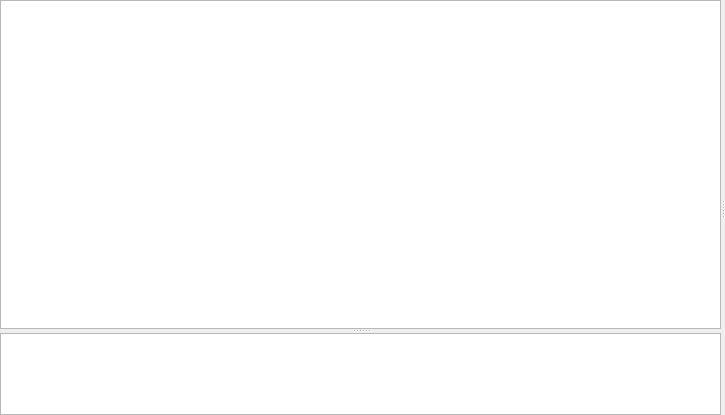
Before: the Qt Designer form omodsim/controls/scriptcontrol.ui in sanny32/OpenModSim, drawn with Qt 5.
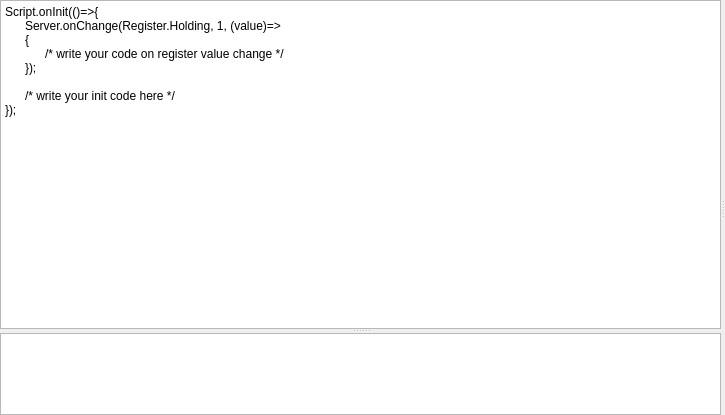
After: the same form once the commit is applied. Custom widgets are drawn as their Qt base class.

The edit to the form file:
```diff
--- a/omodsim/controls/scriptcontrol.ui
+++ b/omodsim/controls/scriptcontrol.ui
@@ -46,7 +46,14 @@
         </sizepolicy>
        </property>
        <property name="plainText">
-        <string/>
+        <string>Script.onInit(()=&gt;{
+	Server.onChange(Register.Holding, 1, (value)=&gt;
+	{
+		/* write your code on register value change */
+	});
+
+	/* write your init code here */
+});</string>
        </property>
        <property name="tabStopDistance">
         <double>20.000000000000000</double>
```
